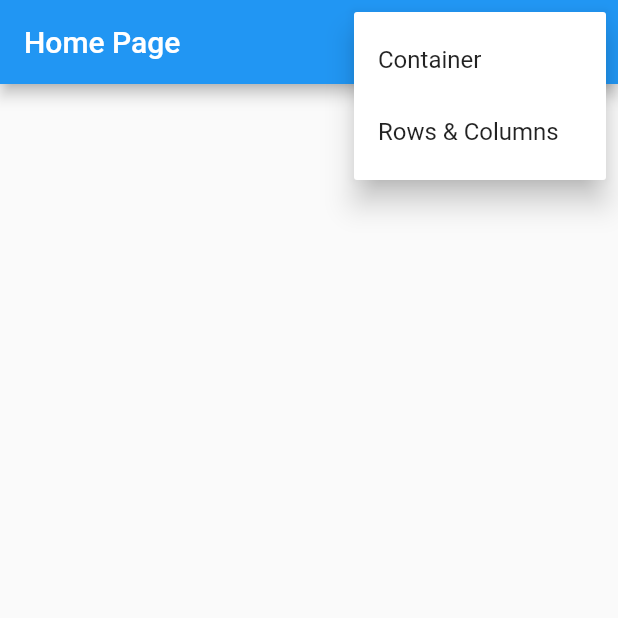
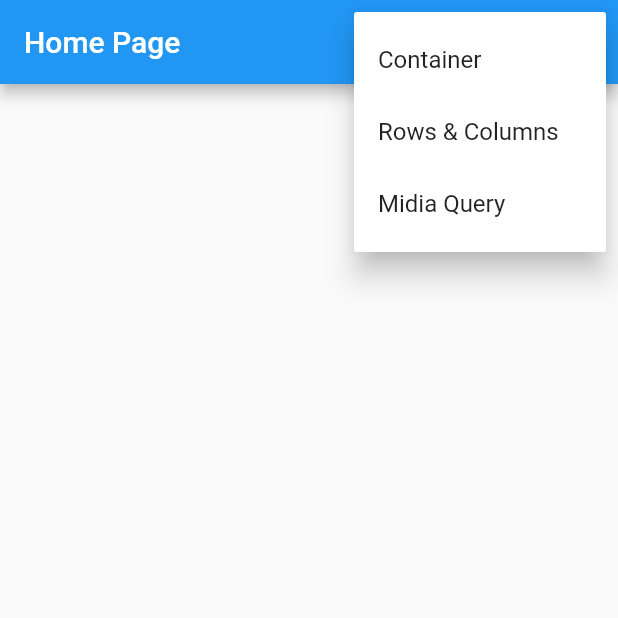
Before and after one commit to Juniorjcmj/academia-flutter-flutter, a Flutter app: the screen it shows after launch, after a tap on the "more vert" icon, on a phone screen of 412 x 824 dp, the top half of it. Run offline on Flutter 3.47's test engine with Material 2 defaults, Android fonts, the phone set to English and light mode, and no system bars.

Commit message:
MediaQury - trabalhando responsividade da tela

```diff
--- a/lib/main.dart
+++ b/lib/main.dart
@@ -1,5 +1,6 @@
 import 'package:academia_flutter_flutter/pages/container/container_page.dart';
 import 'package:academia_flutter_flutter/pages/home/home_page.dart';
+import 'package:academia_flutter_flutter/pages/midia_quary/media_query._page.dart';
 import 'package:academia_flutter_flutter/pages/rows_collumns/rows_columns.dart';
 import 'package:flutter/material.dart';
 
@@ -21,9 +22,10 @@ class MyApp extends StatelessWidget {
       //   useMaterial3: true,
       // ),
       routes: {
-        HomePage.routName:(_) => HomePage(),
+        HomePage.routName:      (_) => HomePage(),
         ContainerPage.routName :(_) => ContainerPage(),
-        RowsColumns.routName:(_) => RowsColumns()
+        RowsColumns.routName:   (_) => RowsColumns(),
+        MediaQueryPage.routName:(_) => MediaQueryPage()
       },
     );
   }
--- a/lib/pages/home/home_page.dart
+++ b/lib/pages/home/home_page.dart
@@ -1,57 +1,57 @@
 // ignore_for_file: prefer_const_constructors
 
+import 'package:academia_flutter_flutter/pages/midia_quary/media_query._page.dart';
 import 'package:flutter/material.dart';
 
 import '../container/container_page.dart';
 import '../rows_collumns/rows_columns.dart';
 
+enum PopupMenuPages { container, rows_columns, media_query }
 
-
-enum PopupMenuPages{
-  container,
-  rows_columns
-}
 class HomePage extends StatelessWidget {
-
   static final String routName = '/';
 
-  const HomePage({ super.key });
+  const HomePage({super.key});
 
   @override
   Widget build(BuildContext context) {
     return Scaffold(
-
-           appBar: AppBar(title: const Text('Home Page'),
+      appBar: AppBar(
+        title: const Text('Home Page'),
         actions: [
           PopupMenuButton<PopupMenuPages>(
               tooltip: "Selecione uma opção",
-
-              onSelected: (PopupMenuPages valueSelected){
-                switch(valueSelected){
+              onSelected: (PopupMenuPages valueSelected) {
+                switch (valueSelected) {
                   case PopupMenuPages.container:
                     Navigator.of(context).pushNamed(ContainerPage.routName);
                     break;
                   case PopupMenuPages.rows_columns:
                     Navigator.of(context).pushNamed(RowsColumns.routName);
                     break;
+                  case PopupMenuPages.media_query:
+                    Navigator.of(context).pushNamed(MediaQueryPage.routName);
+                    break;
                 }
               },
-              itemBuilder: (BuildContext context){
+              itemBuilder: (BuildContext context) {
                 return <PopupMenuItem<PopupMenuPages>>[
                   PopupMenuItem<PopupMenuPages>(
                     value: PopupMenuPages.container,
-                    child:Text('Container') ,
+                    child: Text('Container'),
                   ),
                   PopupMenuItem<PopupMenuPages>(
                     value: PopupMenuPages.rows_columns,
-                    child:Text('Rows & Columns') ,
+                    child: Text('Rows & Columns'),
+                  ),
+                  PopupMenuItem<PopupMenuPages>(
+                    value: PopupMenuPages.media_query,
+                    child: Text('Midia Query'),
                   )
-
                 ];
               }),
-
-           ]
-           ,),
+        ],
+      ),
       body: Container(),
     );
   }
```
Also changed, not shown: lib/pages/midia_quary/media_query._page.dart (added, +51 -0 lines). Lines whose indentation alone changed are shown as unchanged.
